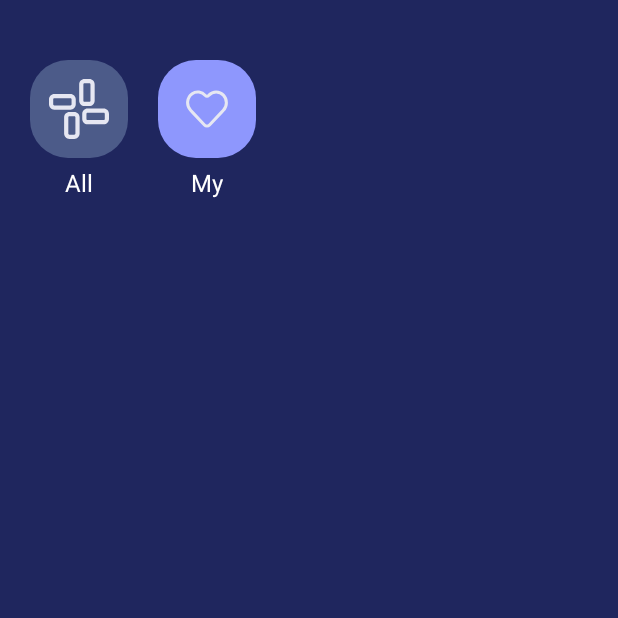
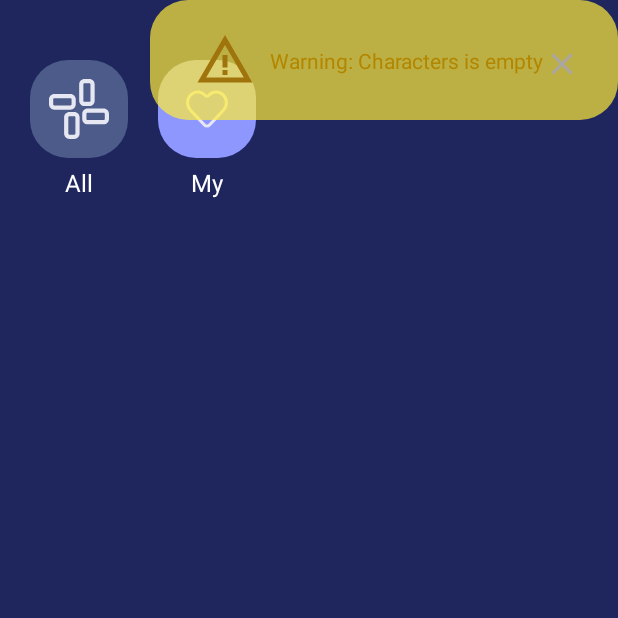
Before and after one commit to NatalliaToimentseva/Disney_characters, an Android app: the screen it shows after launch (MainActivity), after a tap on "like", on a phone screen of 412 x 824 dp, the top half of it. Run offline under Robolectric (Android 15) with nearby library versions, the phone set to English and light mode, and no system bars; our stand-ins replace Dagger/Hilt's generated code, Room's generated code; network calls fail; 1 statement that could not run was skipped.

Commit message:
Home work №35 Custom view

```diff
--- /dev/null
+++ b/app/src/main/java/com/example/disney_characters/ui/customView/ViewBanner.kt
@@ -0,0 +1,105 @@
+package com.example.disney_characters.ui.customView
+
+import android.content.Context
+import android.graphics.Color
+import android.graphics.drawable.Drawable
+import android.util.AttributeSet
+import android.view.LayoutInflater
+import androidx.constraintlayout.widget.ConstraintLayout
+import com.example.disney_characters.R
+import com.example.disney_characters.databinding.ViewBannerBinding
+
+class ViewBanner(context: Context, attrs: AttributeSet) : ConstraintLayout(context, attrs) {
+
+    private val binding: ViewBannerBinding
+
+    init {
+        binding = ViewBannerBinding.inflate(LayoutInflater.from(context), this, true)
+        context.theme.obtainStyledAttributes(attrs, R.styleable.ViewBanner, 0, 0).run {
+            setBannerMessage(getString(R.styleable.ViewBanner_bannerMessage))
+            setBannerTextColor(getColor(R.styleable.ViewBanner_bannerTextColor, Color.BLACK))
+            setBannerBackground(getDrawable(R.styleable.ViewBanner_bannerBackground))
+            setBannerStartIcon(getDrawable(R.styleable.ViewBanner_bannerIcStart))
+            setBannerCloseIcon(getDrawable(R.styleable.ViewBanner_bannerIcClose))
+        }
+    }
+
+    fun setBannerMessage(message: String?) {
+        binding.bannerMessage.text = message
+    }
+
+    fun setBannerTextColor(textColor: Int) {
+        binding.bannerMessage.setTextColor(textColor)
+    }
+
+    fun setBannerStartIcon(icon: Drawable?) {
+        binding.bannerStartIcon.setImageDrawable(icon)
+    }
+
+    fun setBannerCloseIcon(icon: Drawable?) {
+        binding.bannerCloseIcon.setImageDrawable(icon)
+    }
+
+
+    fun setBannerBackground(background: Drawable?) {
+        binding.bannerContainer.background = background
+    }
+
+    fun closeBanner(onClick: () -> Unit) {
+        binding.bannerCloseIcon.setOnClickListener {
+            onClick.invoke()
+        }
+    }
+
+    fun getBannerState(state: BannerState) {
+        when (state) {
+            is BannerState.Success -> setBannerState(
+                state.message,
+                resources.getColor(R.color.text_green),
+                resources.getDrawable(R.drawable.ic_success),
+                resources.getDrawable(R.drawable.bg_success)
+            )
+
+            is BannerState.Error -> setBannerState(
+                state.message,
+                resources.getColor(R.color.text_red),
+                resources.getDrawable(R.drawable.ic_error),
+                resources.getDrawable(R.drawable.bg_error)
+            )
+
+            is BannerState.Info -> setBannerState(
+                state.message,
+                resources.getColor(R.color.text_blue),
+                resources.getDrawable(R.drawable.ic_info),
+                resources.getDrawable(R.drawable.bg_info)
+            )
+
+            is BannerState.Warning -> setBannerState(
+                state.message,
+                resources.getColor(R.color.text_yellow),
+                resources.getDrawable(R.drawable.ic_warning),
+                resources.getDrawable(R.drawable.bg_warning)
+            )
+        }
+    }
+
+    private fun setBannerState(
+        message: String,
+        textColor: Int,
+        icon: Drawable?,
+        background: Drawable?
+    ) {
+        setBannerMessage(message)
+        setBannerTextColor(textColor)
+        setBannerStartIcon(icon)
+        setBannerBackground(background)
+    }
+
+    sealed class BannerState() {
+
+        data class Success(val message: String) : BannerState()
+        data class Info(val message: String) : BannerState()
+        data class Warning(val message: String) : BannerState()
+        data class Error(val message: String) : BannerState()
+    }
+}
--- a/app/src/main/java/com/example/disney_characters/ui/home/HomeFragment.kt
+++ b/app/src/main/java/com/example/disney_characters/ui/home/HomeFragment.kt
@@ -13,6 +13,7 @@ import com.example.disney_characters.R
 import com.example.disney_characters.databinding.FragmentHomeBinding
 import com.example.disney_characters.ui.home.adapter.DisneyAdapter
 import com.example.disney_characters.models.CharacterItemModel
+import com.example.disney_characters.ui.customView.ViewBanner
 import com.example.disney_characters.utils.toast
 import dagger.hilt.android.AndroidEntryPoint
 
@@ -43,13 +44,22 @@ class HomeFragment : Fragment() {
         viewModel.disneyCharactersList.observe(viewLifecycleOwner) { characters ->
             if (characters != null) {
                 init(characters)
-            }else {
+                binding?.banner?.run {
+                    visibility = View.VISIBLE
+                    getBannerState(ViewBanner.BannerState.Success(resources.getString(R.string.banner_success)))
+                }
+            } else {
                 init(arrayListOf())
+                binding?.banner?.run {
+                    visibility = View.VISIBLE
+                    getBannerState(ViewBanner.BannerState.Warning(resources.getString(R.string.banner_warning)))
+                }
             }
         }
         viewModel.error.observe(viewLifecycleOwner) { message ->
             message?.run {
-                requireContext().toast(message)
+                binding?.banner?.visibility = View.VISIBLE
+                binding?.banner?.getBannerState(ViewBanner.BannerState.Error(message))
                 viewModel.clearError()
             }
         }
@@ -90,6 +100,10 @@ class HomeFragment : Fragment() {
         binding?.favoriteNotes?.setOnClickListener {
             viewModel.selectFavorite()
         }
+
+        binding?.banner?.closeBanner {
+            binding?.banner?.visibility = View.GONE
+        }
     }
 
     private fun init(items: List<CharacterItemModel>) {
--- /dev/null
+++ b/app/src/main/res/drawable/bg_error.xml
@@ -0,0 +1,7 @@
+<?xml version="1.0" encoding="utf-8"?>
+<shape xmlns:android="http://schemas.android.com/apk/res/android"
+    android:shape="rectangle">
+    <corners android:radius="25dp" />
+    <solid android:color="@color/bg_red" />
+
+</shape>
--- /dev/null
+++ b/app/src/main/res/drawable/bg_info.xml
@@ -0,0 +1,7 @@
+<?xml version="1.0" encoding="utf-8"?>
+<shape xmlns:android="http://schemas.android.com/apk/res/android"
+    android:shape="rectangle">
+    <corners android:radius="25dp" />
+    <solid android:color="@color/bg_blue" />
+
+</shape>
--- /dev/null
+++ b/app/src/main/res/drawable/bg_success.xml
@@ -0,0 +1,7 @@
+<?xml version="1.0" encoding="utf-8"?>
+<shape xmlns:android="http://schemas.android.com/apk/res/android"
+    android:shape="rectangle">
+    <corners android:radius="25dp" />
+    <solid android:color="@color/bg_green" />
+
+</shape>
--- /dev/null
+++ b/app/src/main/res/drawable/bg_warning.xml
@@ -0,0 +1,7 @@
+<?xml version="1.0" encoding="utf-8"?>
+<shape xmlns:android="http://schemas.android.com/apk/res/android"
+    android:shape="rectangle">
+    <corners android:radius="25dp" />
+    <solid android:color="@color/bg_yellow" />
+
+</shape>
--- /dev/null
+++ b/app/src/main/res/drawable/ic_close.xml
@@ -0,0 +1,5 @@
+<vector xmlns:android="http://schemas.android.com/apk/res/android" android:height="24dp" android:tint="#ABA5A5" android:viewportHeight="24" android:viewportWidth="24" android:width="24dp">
+
+    <path android:fillColor="@android:color/white" android:pathData="M19,6.41L17.59,5 12,10.59 6.41,5 5,6.41 10.59,12 5,17.59 6.41,19 12,13.41 17.59,19 19,17.59 13.41,12z"/>
+
+</vector>
--- /dev/null
+++ b/app/src/main/res/drawable/ic_error.xml
@@ -0,0 +1,5 @@
+<vector xmlns:android="http://schemas.android.com/apk/res/android" android:height="40dp" android:tint="#C52D0D" android:viewportHeight="24" android:viewportWidth="24" android:width="40dp">
+
+    <path android:fillColor="@android:color/white" android:pathData="M12,2C6.5,2 2,6.5 2,12s4.5,10 10,10 10,-4.5 10,-10S17.5,2 12,2zM4,12c0,-4.4 3.6,-8 8,-8 1.8,0 3.5,0.6 4.9,1.7L5.7,16.9C4.6,15.5 4,13.8 4,12zM12,20c-1.8,0 -3.5,-0.6 -4.9,-1.7L18.3,7.1C19.4,8.5 20,10.2 20,12c0,4.4 -3.6,8 -8,8z"/>
+
+</vector>
--- /dev/null
+++ b/app/src/main/res/drawable/ic_info.xml
@@ -0,0 +1,5 @@
+<vector xmlns:android="http://schemas.android.com/apk/res/android" android:height="40dp" android:tint="#0D7DB0" android:viewportHeight="24" android:viewportWidth="24" android:width="40dp">
+
+    <path android:fillColor="@android:color/white" android:pathData="M11,7h2v2h-2V7zM11,11h2v6h-2V11zM12,2C6.48,2 2,6.48 2,12s4.48,10 10,10s10,-4.48 10,-10S17.52,2 12,2zM12,20c-4.41,0 -8,-3.59 -8,-8s3.59,-8 8,-8s8,3.59 8,8S16.41,20 12,20z"/>
+
+</vector>
--- /dev/null
+++ b/app/src/main/res/drawable/ic_success.xml
@@ -0,0 +1,5 @@
+<vector xmlns:android="http://schemas.android.com/apk/res/android" android:height="40dp" android:tint="#086D16" android:viewportHeight="24" android:viewportWidth="24" android:width="40dp">
+
+    <path android:fillColor="@android:color/white" android:pathData="M9,16.17L4.83,12l-1.42,1.41L9,19 21,7l-1.41,-1.41z"/>
+
+</vector>
--- /dev/null
+++ b/app/src/main/res/drawable/ic_warning.xml
@@ -0,0 +1,9 @@
+<vector xmlns:android="http://schemas.android.com/apk/res/android" android:height="40dp" android:tint="#A0740C" android:viewportHeight="24" android:viewportWidth="24" android:width="40dp">
+
+    <path android:fillColor="@android:color/white" android:pathData="M12,5.99L19.53,19H4.47L12,5.99M12,2L1,21h22L12,2L12,2z"/>
+
+    <path android:fillColor="@android:color/white" android:pathData="M13,16l-2,0l0,2l2,0z"/>
+
+    <path android:fillColor="@android:color/white" android:pathData="M13,10l-2,0l0,5l2,0z"/>
+
+</vector>
--- a/app/src/main/res/layout/fragment_home.xml
+++ b/app/src/main/res/layout/fragment_home.xml
@@ -78,4 +78,12 @@
         app:layout_constraintEnd_toEndOf="parent"
         app:layout_constraintStart_toStartOf="parent" />
 
+    <com.example.disney_characters.ui.customView.ViewBanner
+        android:id="@+id/banner"
+        android:layout_width="wrap_content"
+        android:layout_height="wrap_content"
+        app:layout_constraintEnd_toEndOf="parent"
+        app:layout_constraintTop_toTopOf="parent"
+        app:bannerIcClose="@drawable/ic_close" />
+
 </androidx.constraintlayout.widget.ConstraintLayout>
--- /dev/null
+++ b/app/src/main/res/layout/view_banner.xml
@@ -0,0 +1,44 @@
+<?xml version="1.0" encoding="utf-8"?>
+<androidx.constraintlayout.widget.ConstraintLayout xmlns:android="http://schemas.android.com/apk/res/android"
+    xmlns:app="http://schemas.android.com/apk/res-auto"
+    xmlns:tools="http://schemas.android.com/tools"
+    android:id="@+id/banner_container"
+    android:layout_width="match_parent"
+    android:layout_height="wrap_content"
+    android:layout_margin="@dimen/dm_30"
+    android:padding="@dimen/dm_20">
+
+    <ImageView
+        android:id="@+id/banner_start_icon"
+        android:layout_width="wrap_content"
+        android:layout_height="wrap_content"
+        android:layout_marginStart="@dimen/dm_10"
+        android:contentDescription="@string/banner_icon"
+        app:layout_constraintBottom_toBottomOf="parent"
+        app:layout_constraintStart_toStartOf="parent"
+        app:layout_constraintTop_toTopOf="parent"
+        tools:src="@drawable/ic_error" />
+
+    <TextView
+        android:id="@+id/banner_message"
+        android:layout_width="wrap_content"
+        android:layout_height="wrap_content"
+        android:layout_marginStart="@dimen/dm_10"
+        app:layout_constraintBottom_toBottomOf="@+id/banner_start_icon"
+        app:layout_constraintStart_toEndOf="@+id/banner_start_icon"
+        app:layout_constraintTop_toTopOf="@+id/banner_start_icon"
+        app:layout_constraintEnd_toStartOf="@+id/banner_close_icon"
+        tools:text="Error: Internal Server Error" />
+
+    <ImageButton
+        android:id="@+id/banner_close_icon"
+        android:layout_width="wrap_content"
+        android:layout_height="wrap_content"
+        android:layout_marginEnd="@dimen/dm_5"
+        android:background="@null"
+        android:contentDescription="@string/banner_close"
+        app:layout_constraintEnd_toEndOf="parent"
+        app:layout_constraintTop_toTopOf="@+id/banner_message"
+        tools:src="@drawable/ic_close" />
+
+</androidx.constraintlayout.widget.ConstraintLayout>
--- a/app/src/main/res/values/colors.xml
+++ b/app/src/main/res/values/colors.xml
@@ -6,5 +6,13 @@
     <color name="secondary">#1F265E</color>
     <color name="bgr_favorite">#9903174C</color>
     <color name="unselected">#CC586894</color>
+    <color name="bg_green">#B34CAF50</color>
+    <color name="bg_red">#B3F44336</color>
+    <color name="bg_blue">#B3215CF3</color>
+    <color name="bg_yellow">#B3FFEB3B</color>
+    <color name="text_green">#2F6F32</color>
+    <color name="text_red">#BD1003</color>
+    <color name="text_blue">#0D2B7A</color>
+    <color name="text_yellow">#B38600</color>
 
 </resources>
--- a/app/src/main/res/values/strings.xml
+++ b/app/src/main/res/values/strings.xml
@@ -5,5 +5,9 @@
     <string name="like">like</string>
     <string name="all">All</string>
     <string name="my">My</string>
+    <string name="banner_icon">Banner icon</string>
+    <string name="banner_close">Banner close</string>
+    <string name="banner_success">Success: Character was loaded</string>
+    <string name="banner_warning">Warning: Characters is empty</string>
 
 </resources>
```
Also changed, not shown: app/src/main/java/com/example/disney_characters/ui/details/DetailsFragment.kt (+11 -1 lines), app/src/main/res/layout/fragment_details.xml (+8 -0 lines), app/src/main/res/values/attrs.xml (added, +12 -0 lines), settings.gradle.kts (added, +23 -0 lines).
